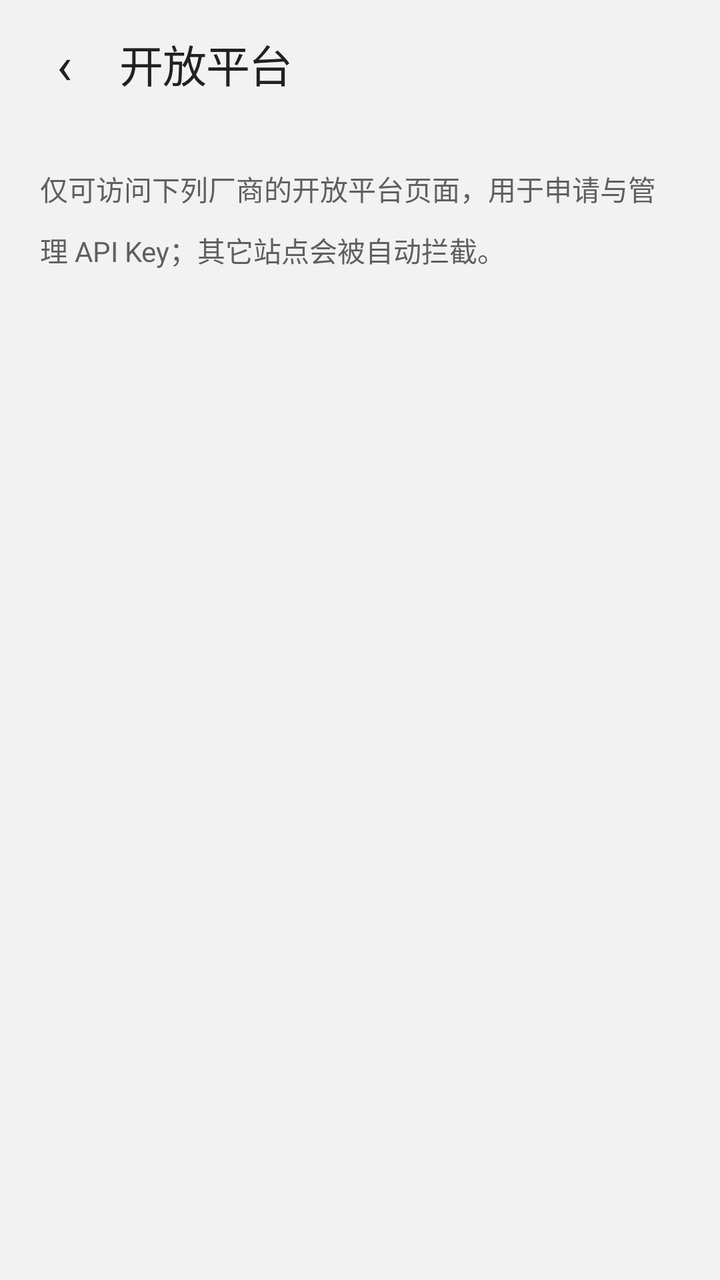
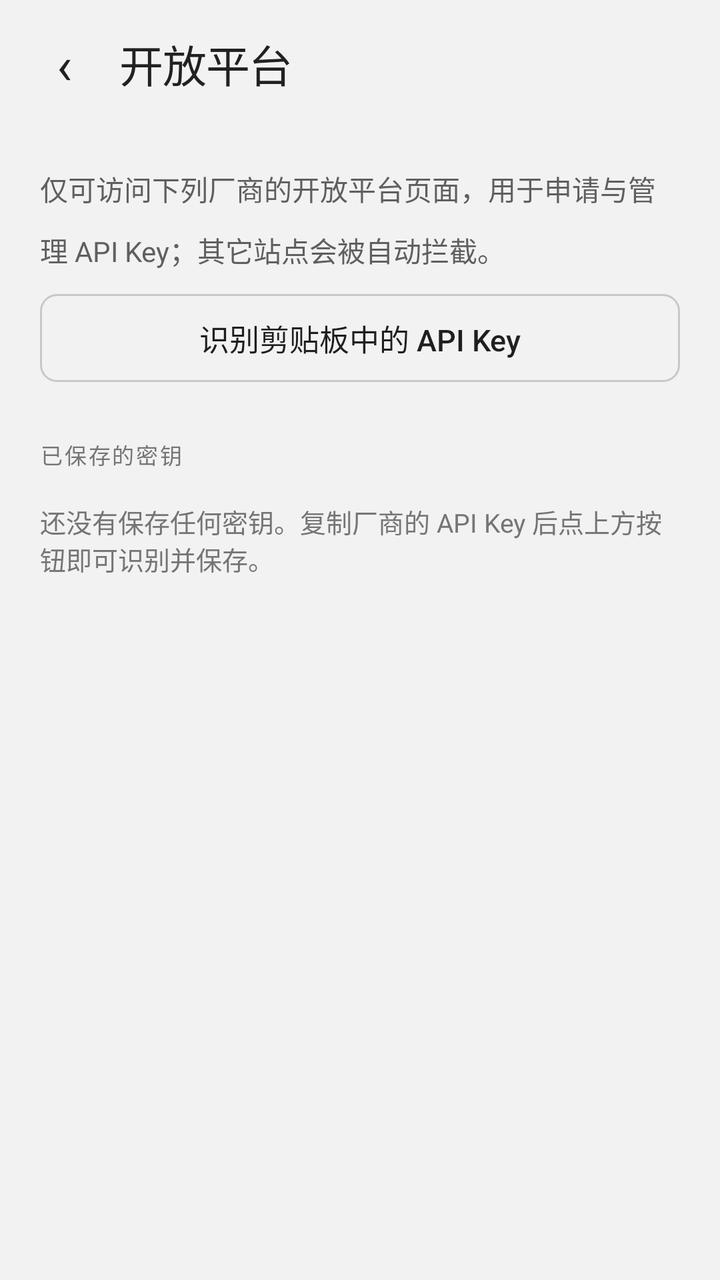

Before-and-after screenshots of an Android layout around one commit, followed by the original layout XML and the change that was made.
<!-- AndroidManifest.xml: application theme Theme.QuickAnswer -->
<!-- res/layout/activity_api_browser.xml -->
<?xml version="1.0" encoding="utf-8"?>
<LinearLayout xmlns:android="http://schemas.android.com/apk/res/android"
    android:layout_width="match_parent"
    android:layout_height="match_parent"
    android:background="@color/brand_navy"
    android:fitsSystemWindows="true"
    android:orientation="vertical">

    
    <LinearLayout
        android:layout_width="match_parent"
        android:layout_height="wrap_content"
        android:background="@color/brand_navy"
        android:gravity="center_vertical"
        android:orientation="horizontal"
        android:paddingStart="@dimen/space_xs"
        android:paddingTop="@dimen/space_xs"
        android:paddingEnd="@dimen/space_sm"
        android:paddingBottom="@dimen/space_xs">

        <TextView
            android:id="@+id/btnBack"
            android:layout_width="@dimen/touch_target"
            android:layout_height="@dimen/touch_target"
            android:clickable="true"
            android:contentDescription="@string/back"
            android:focusable="true"
            android:gravity="center"
            android:text="‹"
            android:textColor="@color/on_dark"
            android:textSize="26sp" />

        <TextView
            android:id="@+id/tvTitle"
            style="@style/Tv.HeroTitle"
            android:layout_width="0dp"
            android:layout_height="wrap_content"
            android:layout_marginStart="@dimen/space_xxs"
            android:layout_weight="1"
            android:ellipsize="end"
            android:maxLines="1"
            android:text="@string/browser_title" />

        <TextView
            android:id="@+id/tvPortal"
            android:layout_width="wrap_content"
            android:layout_height="@dimen/touch_target"
            android:background="@drawable/bg_button_tertiary"
            android:clickable="true"
            android:focusable="true"
            android:fontFamily="sans-serif-medium"
            android:gravity="center"
            android:paddingStart="@dimen/space_sm"
            android:paddingEnd="@dimen/space_sm"
            android:text="@string/browser_portal"
            android:textColor="@color/brand_purple_300"
            android:textSize="14sp"
            android:visibility="gone" />
    </LinearLayout>

    <FrameLayout
        android:layout_width="match_parent"
        android:layout_height="0dp"
        android:layout_weight="1"
        android:background="@color/surface">

        
        <ScrollView
            android:id="@+id/scrollList"
            android:layout_width="match_parent"
            android:layout_height="match_parent"
            android:background="@color/surface"
            android:fillViewport="true">

            <LinearLayout
                android:layout_width="match_parent"
                android:layout_height="wrap_content"
                android:orientation="vertical"
                android:padding="@dimen/space_lg">

                <TextView
                    style="@style/Tv.BodySm"
                    android:layout_width="match_parent"
                    android:layout_height="wrap_content"
                    android:text="@string/browser_note" />

                <LinearLayout
                    android:id="@+id/listContainer"
                    android:layout_width="match_parent"
                    android:layout_height="wrap_content"
                    android:layout_marginTop="@dimen/space_xs"
                    android:orientation="vertical" />
            </LinearLayout>
        </ScrollView>

        
        <WebView
            android:id="@+id/webView"
            android:layout_width="match_parent"
            android:layout_height="match_parent"
            android:background="@color/canvas"
            android:visibility="gone" />

        
        <ProgressBar
            android:id="@+id/progress"
            style="?android:attr/progressBarStyleHorizontal"
            android:layout_width="match_parent"
            android:layout_height="2dp"
            android:layout_gravity="top"
            android:indeterminate="false"
            android:max="100"
            android:progressTint="@color/primary"
            android:visibility="gone" />
    </FrameLayout>
</LinearLayout>
<!-- resources referenced by this layout -->
<resources>
  <color name="brand_navy">#F2F2F2</color>
  <color name="brand_purple_300">#1976D2</color>
  <color name="canvas">#FFFFFF</color>
  <color name="on_dark">#212121</color>
  <color name="primary">#1976D2</color>
  <color name="surface">#F2F2F2</color>
  <dimen name="space_lg">20dp</dimen>
  <dimen name="space_sm">12dp</dimen>
  <dimen name="space_xs">8dp</dimen>
  <dimen name="space_xxs">4dp</dimen>
  <dimen name="touch_target">48dp</dimen>
  <string name="back">返回</string>
  <string name="browser_note">仅可访问下列厂商的开放平台页面，用于申请与管理 API Key；其它站点会被自动拦截。</string>
  <string name="browser_portal">厂商</string>
  <string name="browser_title">开放平台</string>
  <style name="Tv.BodySm" parent="">
          <item name="android:fontFamily">sans-serif</item>
          <item name="android:textSize">14sp</item>
          <item name="android:textColor">@color/slate</item>
          <item name="android:lineSpacingMultiplier">1.5</item>
      </style>
  <style name="Tv.HeroTitle" parent="">
          <item name="android:fontFamily">sans-serif-medium</item>
          <item name="android:textSize">22sp</item>
          <item name="android:textColor">@color/on_dark</item>
          <item name="android:letterSpacing">-0.02</item>
      </style>
  <dimen name="radius_sm">6dp</dimen>
  <color name="slate">#5F5F5F</color>
  <!-- unchanged entries left out for length: 2 -->
</resources>

<!-- the commit's change to res/layout/activity_api_browser.xml (unified diff, before → after) -->
@@ -84,12 +84,44 @@
                     android:layout_height="wrap_content"
                     android:text="@string/browser_note" />
 
+                
+                <TextView
+                    android:id="@+id/btnScan"
+                    style="@style/Btn.Secondary"
+                    android:layout_width="match_parent"
+                    android:layout_height="@dimen/control_height"
+                    android:layout_marginTop="@dimen/space_sm"
+                    android:text="@string/browser_scan" />
+
                 <LinearLayout
                     android:id="@+id/listContainer"
                     android:layout_width="match_parent"
                     android:layout_height="wrap_content"
                     android:layout_marginTop="@dimen/space_xs"
                     android:orientation="vertical" />
+
+                
+                <TextView
+                    style="@style/Tv.Label"
+                    android:layout_width="wrap_content"
+                    android:layout_height="wrap_content"
+                    android:layout_marginTop="@dimen/space_lg"
+                    android:text="@string/browser_saved_title" />
+
+                <LinearLayout
+                    android:id="@+id/savedContainer"
+                    android:layout_width="match_parent"
+                    android:layout_height="wrap_content"
+                    android:layout_marginTop="@dimen/space_xs"
+                    android:orientation="vertical" />
+
+                <TextView
+                    android:id="@+id/tvSavedEmpty"
+                    style="@style/Tv.Caption"
+                    android:layout_width="match_parent"
+                    android:layout_height="wrap_content"
+                    android:layout_marginTop="@dimen/space_xs"
+                    android:text="@string/browser_saved_empty" />
             </LinearLayout>
         </ScrollView>
 
<!-- resource entries referenced after the edit -->
@@ -6,6 +6,7 @@
   <color name="on_dark">#212121</color>
   <color name="primary">#1976D2</color>
   <color name="surface">#F2F2F2</color>
+  <dimen name="control_height">44dp</dimen>
   <dimen name="space_lg">20dp</dimen>
   <dimen name="space_sm">12dp</dimen>
   <dimen name="space_xs">8dp</dimen>
@@ -14,12 +15,30 @@
   <string name="back">返回</string>
   <string name="browser_note">仅可访问下列厂商的开放平台页面，用于申请与管理 API Key；其它站点会被自动拦截。</string>
   <string name="browser_portal">厂商</string>
+  <string name="browser_saved_empty">还没有保存任何密钥。复制厂商的 API Key 后点上方按钮即可识别并保存。</string>
+  <string name="browser_saved_title">已保存的密钥</string>
+  <string name="browser_scan">识别剪贴板中的 API Key</string>
   <string name="browser_title">开放平台</string>
+  <style name="Btn.Secondary" parent="Widget.AppCompat.Button">
+          <item name="android:background">@drawable/bg_button_secondary</item>
+          <item name="android:textColor">@color/ink</item>
+          <item name="android:textSize">15sp</item>
+          <item name="android:fontFamily">sans-serif-medium</item>
+          <item name="android:textAllCaps">false</item>
+          <item name="android:minHeight">@dimen/control_height</item>
+          <item name="android:paddingStart">@dimen/space_md</item>
+          <item name="android:paddingEnd">@dimen/space_md</item>
+      </style>
   <style name="Tv.BodySm" parent="">
           <item name="android:fontFamily">sans-serif</item>
           <item name="android:textSize">14sp</item>
           <item name="android:textColor">@color/slate</item>
           <item name="android:lineSpacingMultiplier">1.5</item>
+      </style>
+  <style name="Tv.Caption" parent="">
+          <item name="android:fontFamily">sans-serif</item>
+          <item name="android:textSize">13sp</item>
+          <item name="android:textColor">@color/steel</item>
       </style>
   <style name="Tv.HeroTitle" parent="">
           <item name="android:fontFamily">sans-serif-medium</item>
@@ -27,8 +46,38 @@
           <item name="android:textColor">@color/on_dark</item>
           <item name="android:letterSpacing">-0.02</item>
       </style>
+  <style name="Tv.Label" parent="">
+          <item name="android:fontFamily">sans-serif-medium</item>
+          <item name="android:textSize">11sp</item>
+          <item name="android:textColor">@color/steel</item>
+          <item name="android:letterSpacing">0.08</item>
+          <item name="android:textAllCaps">true</item>
+      </style>
   <dimen name="radius_sm">6dp</dimen>
+  <!-- drawable bg_button_secondary (drawable) -->
+  <?xml version="1.0" encoding="utf-8"?>
+  <selector xmlns:android="http://schemas.android.com/apk/res/android">
+      <item android:state_pressed="true">
+          <shape android:shape="rectangle">
+              <solid android:color="@color/surface" />
+              <stroke android:width="1dp" android:color="@color/hairline_strong" />
+              <corners android:radius="@dimen/radius_md" />
+          </shape>
+      </item>
+      <item>
+          <shape android:shape="rectangle">
+              <solid android:color="@android:color/transparent" />
+              <stroke android:width="1dp" android:color="@color/hairline_strong" />
+              <corners android:radius="@dimen/radius_md" />
+          </shape>
+      </item>
+  </selector>
+  <color name="ink">#1F1F1F</color>
+  <dimen name="space_md">16dp</dimen>
   <color name="slate">#5F5F5F</color>
+  <color name="steel">#757575</color>
+  <color name="hairline_strong">#C8C8C8</color>
+  <dimen name="radius_md">8dp</dimen>
   <!-- unchanged entries left out for length: 2 -->
 </resources>
 
